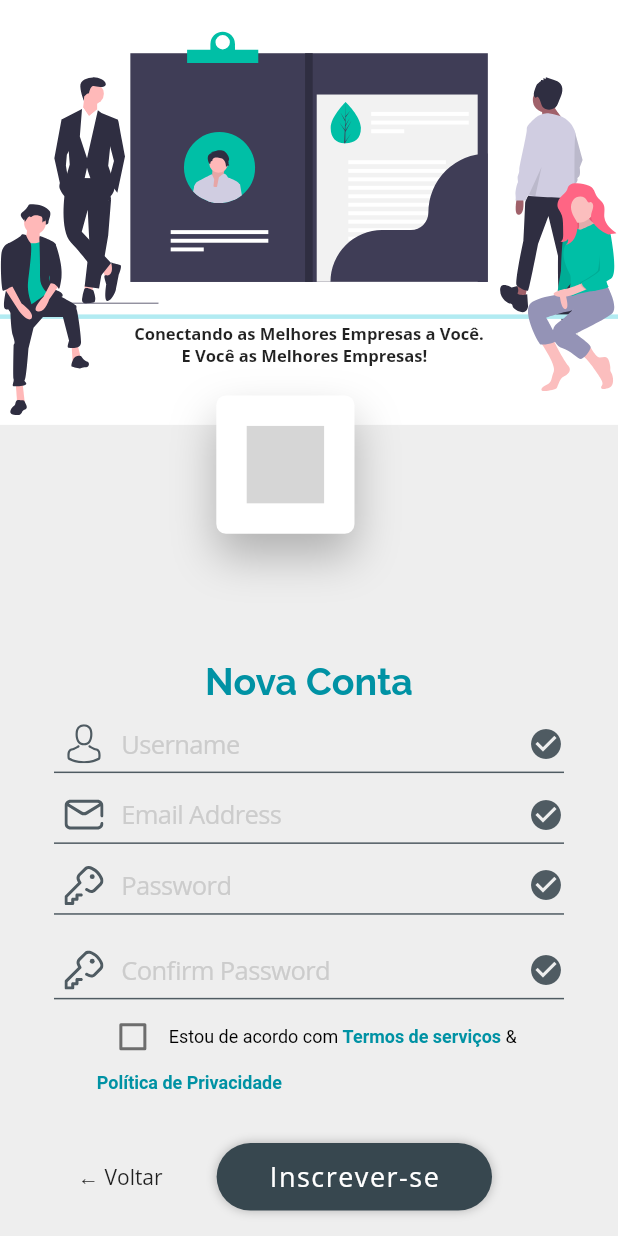
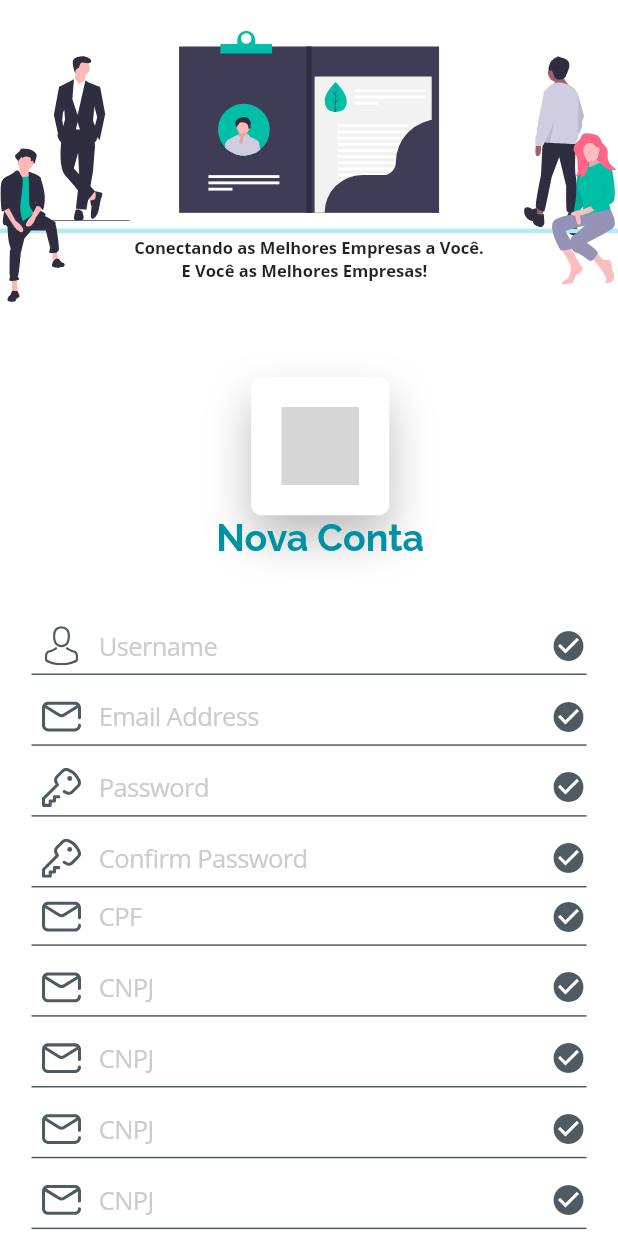
Before and after one commit to NylRJ/VenturaHR, a Flutter app: the LoginPage screen opened directly, swiped to page 2, on a phone screen of 412 x 824 dp. Run offline on Flutter 3.47's test engine with Material 2 defaults, Android fonts, the phone set to English and light mode, and no system bars; our stand-ins replace after_layout, cloud_firestore, firebase_auth, flutter_svg, parse_server_sdk; accounts and stored records are empty; project files that could hold a hidden picture were left out; grey boxes are pictures that could not be loaded.

Commit message:
Correcao Layout de cadastro

```diff
--- a/ventura_rh/lib/common/components/custom_drawer/drawer_tile.dart
+++ b/ventura_rh/lib/common/components/custom_drawer/drawer_tile.dart
@@ -16,7 +16,7 @@ class DrawerTile extends StatelessWidget {
     return InkWell(
       onTap: (){
         context.read<PageManager>().setPage(page);
-        debugPrint('toquei $page Atual $curPage');
+
       },
       child: SizedBox(
         height: MediaQuery.of(context).size.width * 0.1,
--- a/ventura_rh/lib/screens/login/components/register_form.dart
+++ b/ventura_rh/lib/screens/login/components/register_form.dart
@@ -67,37 +67,25 @@ class _RegisterFormState extends State<RegisterForm> {
       alignment: Alignment.bottomCenter,
       child: SafeArea(
         top: false,
+        bottom: true,
         child: GestureDetector(
           onTap: () {
             FocusScope.of(context).unfocus();
           },
+          child: Consumer<UserManager>(
+            builder: (_,userManager,child){
+              return SingleChildScrollView(
                 child: Container(
                   padding: EdgeInsets.symmetric(horizontal: 15),
                   constraints: BoxConstraints(maxWidth: 400),
+                  child: LimitedBox(
+
+                    maxHeight: responsive.height,
                     child: Column(
                       crossAxisAlignment: CrossAxisAlignment.center,
                       mainAxisSize: MainAxisSize.min,
                       children: [
-                      Consumer<UserManager>(
-                        builder: (_,userManager,child){
-                          return                 Container(
-                            padding: EdgeInsets.symmetric(horizontal: 15),
-                            constraints: BoxConstraints(maxWidth: 400),
-                            child: Column(
-                              crossAxisAlignment: CrossAxisAlignment.center,
-                              mainAxisSize: MainAxisSize.min,
-                              children: [
-                                Text(
-                                  "Nova Conta",
-                                  style: TextStyle(
-                                      color: AppColors.primaryColor,
-                                      fontSize: 25,
-                                      fontFamily: 'raleway',
-                                      fontWeight: FontWeight.bold),
-                                ),
-                                SizedBox(
-                                  height: responsive.ip(1),
-                                ),
+
                         InputTextLogin(
                           iconPath: 'assets/images/login/icons/avatar.svg',
                           placeholder: "Username",
@@ -135,7 +123,7 @@ class _RegisterFormState extends State<RegisterForm> {
                           },
                         ),
                         SizedBox(
-                                  height: responsive.ip(2),
+                          height: responsive.ip(1),
                         ),
                         InputTextLogin(
                           iconPath: 'assets/images/login/icons/key.svg',
@@ -148,6 +136,99 @@ class _RegisterFormState extends State<RegisterForm> {
                         ),
                         SizedBox(
                           height: responsive.ip(0.1),
+                        ),
+                        InputTextLogin(
+                          iconPath: 'assets/images/login/icons/email.svg',
+                          placeholder: "CPF ",
+                          enable: !userManager.loading,
+                          keyboardType: TextInputType.emailAddress,
+                          validator: (email) {
+                            if (!emailValid(email)) {
+                              return false;
+                            }
+
+                            return true;
+                          },
+                        ),
+                        SizedBox(
+                          height: responsive.ip(1),
+                        ),
+                        InputTextLogin(
+                          iconPath: 'assets/images/login/icons/email.svg',
+                          placeholder: "CNPJ ",
+                          enable: !userManager.loading,
+                          keyboardType: TextInputType.emailAddress,
+                          validator: (email) {
+                            if (!emailValid(email)) {
+                              return false;
+                            }
+
+                            return true;
+                          },
+                        ),
+                        SizedBox(
+                          height: responsive.ip(1),
+                        ),
+                        InputTextLogin(
+                          iconPath: 'assets/images/login/icons/email.svg',
+                          placeholder: "CNPJ ",
+                          enable: !userManager.loading,
+                          keyboardType: TextInputType.emailAddress,
+                          validator: (email) {
+                            if (!emailValid(email)) {
+                              return false;
+                            }
+
+                            return true;
+                          },
+                        ),
+                        SizedBox(
+                          height: responsive.ip(1),
+                        ),
+                        InputTextLogin(
+                          iconPath: 'assets/images/login/icons/email.svg',
+                          placeholder: "CNPJ ",
+                          enable: !userManager.loading,
+                          keyboardType: TextInputType.emailAddress,
+                          validator: (email) {
+                            if (!emailValid(email)) {
+                              return false;
+                            }
+
+                            return true;
+                          },
+                        ),
+                        SizedBox(
+                          height: responsive.ip(1),
+                        ),
+                        InputTextLogin(
+                          iconPath: 'assets/images/login/icons/email.svg',
+                          placeholder: "CNPJ ",
+                          enable: !userManager.loading,
+                          keyboardType: TextInputType.emailAddress,
+                          validator: (email) {
+                            if (!emailValid(email)) {
+                              return false;
+                            }
+
+                            return true;
+                          },
+                        ),
+                        SizedBox(
+                          height: responsive.ip(1),
+                        ),
+                        InputTextLogin(
+                          iconPath: 'assets/images/login/icons/email.svg',
+                          placeholder: "CNPJ ",
+                          enable: !userManager.loading,
+                          keyboardType: TextInputType.emailAddress,
+                          validator: (email) {
+                            if (!emailValid(email)) {
+                              return false;
+                            }
+
+                            return true;
+                          },
                         ),
                         Container(
                           height: 78,
@@ -212,16 +293,13 @@ class _RegisterFormState extends State<RegisterForm> {
                             ),
                           ],
                         ),
-                                SizedBox(
-                                  height: responsive.ip(0.1),
+
+                      ],
                     ),
-                              ],
+                  ),
                 ),
               );
             },
-                      ),
-              ],
-            ),
           ),
         ),
       ),
--- a/ventura_rh/lib/screens/login/components/welcome.dart
+++ b/ventura_rh/lib/screens/login/components/welcome.dart
@@ -13,7 +13,7 @@ class Welcome extends StatelessWidget {
 
 
     return AspectRatio(
-      aspectRatio: 16 / 11,
+      aspectRatio: 2,
       child: LayoutBuilder(
         builder: (_, constraints) {
           return Container(
@@ -38,7 +38,6 @@ class Welcome extends StatelessWidget {
                     width: constraints.maxHeight * 0.21,
                   ),
                 ),
-
                 Positioned(
                   top: constraints.maxHeight*0.18,
                   left: 35,
@@ -47,7 +46,6 @@ class Welcome extends StatelessWidget {
                     width: constraints.maxHeight * 0.25,
                   ),
                 ),
-
                 Positioned(
                   top: constraints.maxHeight *0.74,
                   child: Column(
@@ -71,7 +69,6 @@ class Welcome extends StatelessWidget {
                     ],
                   ),
                 ),
-
 
                 Positioned(
                   top: constraints.maxHeight*0.48,
--- a/ventura_rh/lib/screens/login/login_page.dart
+++ b/ventura_rh/lib/screens/login/login_page.dart
@@ -85,7 +85,7 @@ class _LoginPageState extends State<LoginPage> with AfterLayoutMixin {
     final bool _isTablet = MediaQuery.of(context).size.shortestSide >= 600;
 
     return Scaffold(
-      backgroundColor: Colors.grey[200],
+      backgroundColor: Colors.white,
       body: GestureDetector(
         onTap: () {
           FocusScope.of(context).unfocus();
@@ -93,7 +93,7 @@ class _LoginPageState extends State<LoginPage> with AfterLayoutMixin {
         child: Container(
           width: double.infinity,
           height: double.infinity,
-          color: Colors.grey[200],
+
           child: OrientationBuilder(builder: (_, Orientation orientation) {
             if (isPortrait) {
               return SingleChildScrollView(
@@ -102,25 +102,61 @@ class _LoginPageState extends State<LoginPage> with AfterLayoutMixin {
                   child: Column(
                     mainAxisAlignment: MainAxisAlignment.spaceBetween,
                     children: [
-                      Stack(
+                      Expanded(
+                        child: Stack(
                           children: [
                             Welcome(),
+
                             if (_isTablet)
                               Transform.translate(
                                   offset: Offset(
-                                    responsive.wp(42.05), responsive.hp(45)),
+                                      responsive.wp(38.05), responsive.hp(35)),
+                                  child: Column(
+                                    children: [
+                                      Container(
+                                        width: 150,
+                                        height: 80,
                                         child: IconContainer(
-                                  size: responsive.ip(7),
-                                ))
+                                          size: responsive.ip(6),
+                                        ),
+                                      ),
+                                      Text(
+                                        "Nova Conta",
+                                        style: TextStyle(
+                                            color: AppColors.primaryColor,
+                                            fontSize: 24,
+                                            fontFamily: 'raleway',
+                                            fontWeight: FontWeight.bold),
+                                      ),
+                                    ],
+                                  ),
+                              )
                             else
                               Transform.translate(
                                   offset: Offset(
-                                    responsive.wp(35), responsive.hp(32)),
-                                child: IconContainer(
+                                      responsive.wp(35), responsive.hp(30.5)),
+                                child: Column(
+                                  children: [
+                                    IconContainer(
                                       size: responsive.ip(7),
-                                )),
+                                    ),
+                                    Text(
+                                      "Nova Conta",
+                                      style: TextStyle(
+                                          color: AppColors.primaryColor,
+                                          fontSize: 25,
+                                          fontFamily: 'raleway',
+                                          fontWeight: FontWeight.bold),
+                                    ),
+
                                   ],
                                 ),
+                              ),
+
+                          ],
+                        ),
+                      ),
+
                       Expanded(
                         child: _getForm(),
                       ),
@@ -133,11 +169,11 @@ class _LoginPageState extends State<LoginPage> with AfterLayoutMixin {
                 children: <Widget>[
                   Expanded(
                     child: SingleChildScrollView(
-                      physics: NeverScrollableScrollPhysics(),
+                     //TODO: physics: NeverScrollableScrollPhysics(),
                       child: Container(
                         padding: EdgeInsets.only(left: 20),
                         height: responsive.height,
-                        child: Center(
+                        child: const Center(
                           child: Welcome(),
                         ),
                       ),
@@ -147,19 +183,40 @@ class _LoginPageState extends State<LoginPage> with AfterLayoutMixin {
                     child: SingleChildScrollView(
                       child: Container(
                         height: responsive.height,
-                        child: Center(
+                        child: Wrap(
+                          children: [
+                            Center(
+                                child: LimitedBox(
+                                  maxHeight: responsive.height -10,
                                   child: Column(
                                     mainAxisAlignment: MainAxisAlignment.spaceEvenly,
                                     children: [
                                       Transform.translate(
-                              offset: Offset(10,70),
-                              child: IconContainer(
+                                        offset: Offset(10,28),
+                                        child: Column(
+                                          children: [
+                                            IconContainer(
                                               size: responsive.ip(7),
                                             ),
+                                            SizedBox(height: responsive.ip(1),),
+                                            Text(
+                                              "Nova Conta",
+                                              style: TextStyle(
+                                                  color: AppColors.primaryColor,
+                                                  fontSize: 24,
+                                                  fontFamily: 'raleway',
+                                                  fontWeight: FontWeight.bold),
+                                            ),
+                                          ],
+                                        ),
+
                                       ),
                                       Expanded(child: _getForm()),
                                     ],
-                        )),
+                                  ),
+                                ))
+                          ],
+                        ),
                       ),
                     ),
                   ),
--- a/ventura_rh/lib/screens/vaga_details/component/tabela_criterio.dart
+++ b/ventura_rh/lib/screens/vaga_details/component/tabela_criterio.dart
@@ -24,7 +24,6 @@ class _TabelaCriterioState extends State<TabelaCriterio> {
             columnSpacing: 23,
             horizontalMargin: 6,
             dataRowHeight: 60,
-
             onSelectAll: (b) {},
             sortColumnIndex: 0,
             sortAscending: true,
--- a/ventura_rh/lib/screens/vaga_details/vaga_details.dart
+++ b/ventura_rh/lib/screens/vaga_details/vaga_details.dart
@@ -14,19 +14,12 @@ class VagaDetails extends StatelessWidget {
   @override
   Widget build(BuildContext context) {
     final Responsive responsive = Responsive.of(context);
-    print(vaga.criterio[1].pmd);
-    //1º alternativa descartada
-    //2º foi mapear dentro da propia tabela
 
-    // String  name = vaga.criterio.map((e) => e.name).toString();
-    // String  description = vaga.criterio.map((e) => e.description).toString();
-    // String  pmd = vaga.criterio.map((e) => e.pmd).toString();
-    // String  peso = vaga.criterio.map((e) => e.weight).toString();
 
     return Scaffold(
       backgroundColor: Colors.white,
       appBar: AppBar(
-        title: Text(vaga.companyTitle),
+        title: Text(vaga.companyTitle.toUpperCase(),style: TextStyle(fontWeight: FontWeight.bold),),
         centerTitle: true,
       ),
       body: ListView(
@@ -69,12 +62,30 @@ class VagaDetails extends StatelessWidget {
                         fontWeight: FontWeight.w500),
                   ),
                 ),
+                Divider(
+                  color: AppColors.secondaryColorlighter,
+                  thickness: 0.5,
+                ),
+                TabelaCriterio(
+                  vaga: vaga,
+                ),
 
-              TabelaCriterio(vaga: vaga,),
+
               ],
             ),
           ),
+
         ],
+      ),
+      floatingActionButton: FloatingActionButton(
+        backgroundColor: AppColors.primaryColor,
+
+        onPressed: (){},
+        child: Icon(
+          IconData(0xe900, fontFamily: 'editar_vagas'),
+          size: 40,
+          color: Colors.white,
+        ),
       ),
     );
   }
```
Also changed, not shown: ventura_rh/pubspec.yaml (+12 -1 lines), ventura_rh/pubspec.lock, 31 other files. Lines whose indentation alone changed are shown as unchanged.
